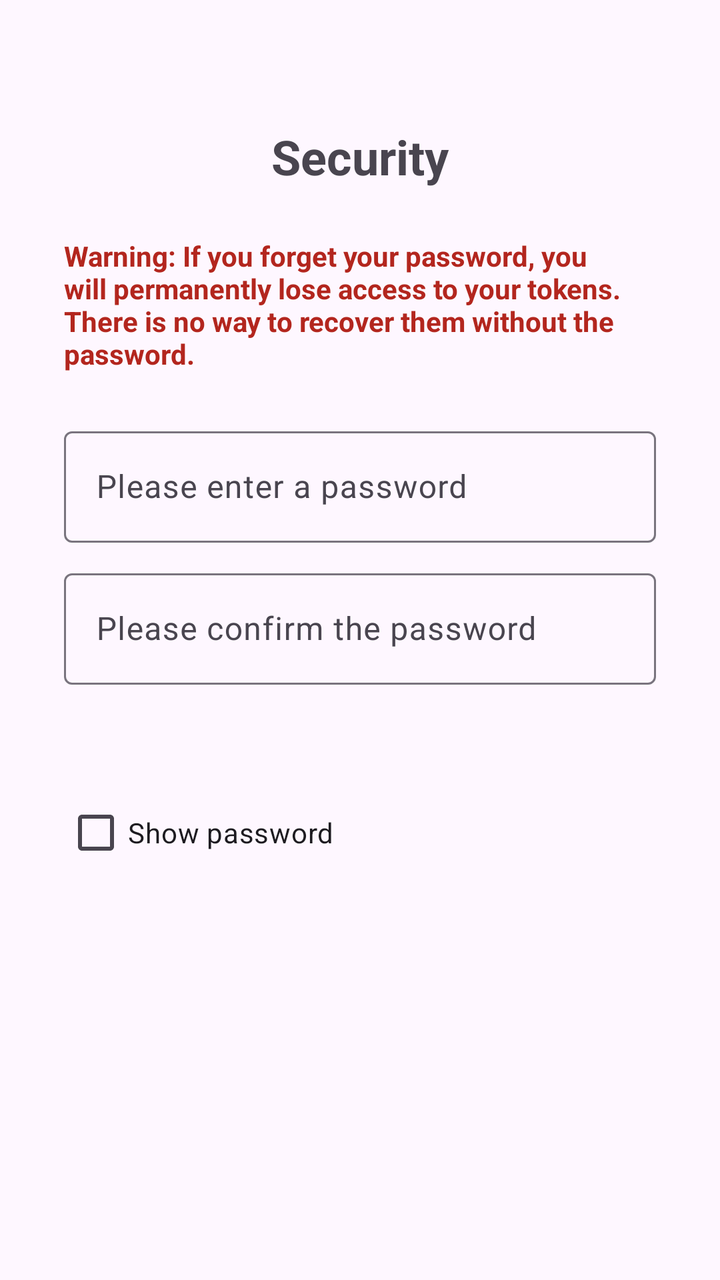
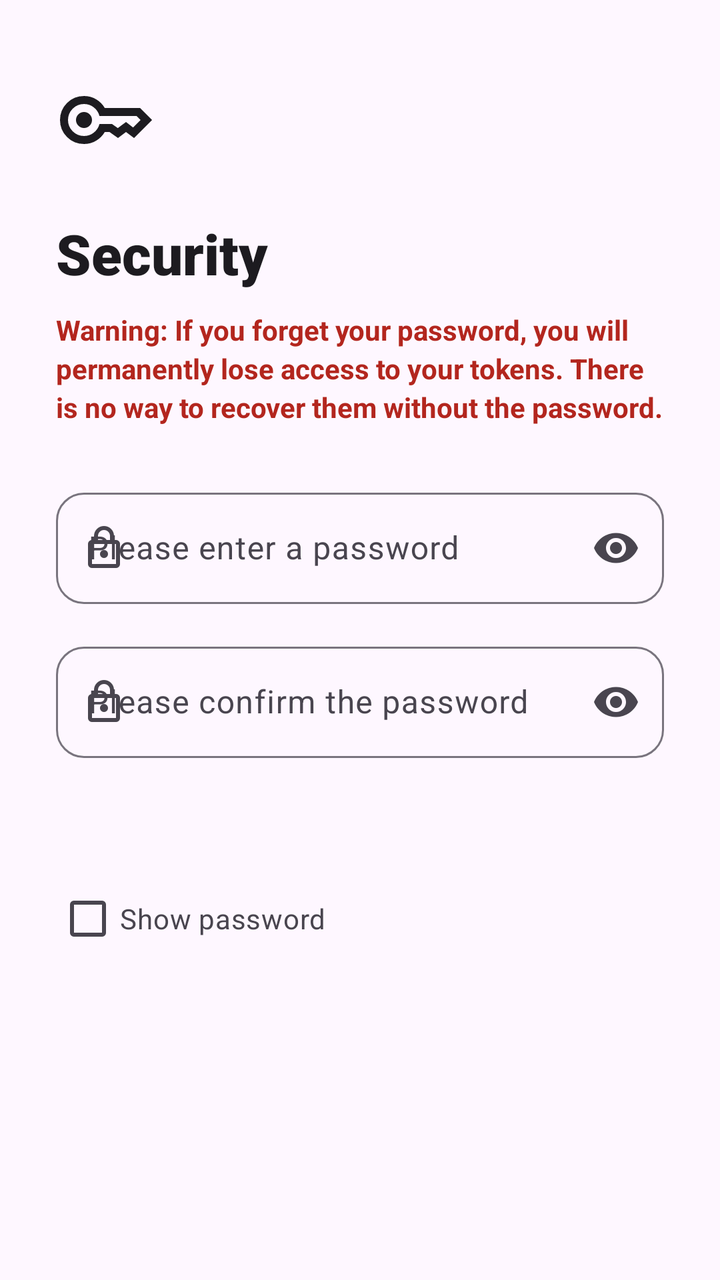

Before-and-after screenshots of an Android layout around one commit, followed by the original layout XML and the change that was made.
<!-- AndroidManifest.xml: application theme Theme.AzokleAuth.Launch -->
<!-- res/layout/fragment_security_setup_slide.xml -->
<?xml version="1.0" encoding="utf-8"?>
<androidx.core.widget.NestedScrollView
    xmlns:android="http://schemas.android.com/apk/res/android"
    android:layout_width="match_parent"
    android:layout_height="match_parent">

    <LinearLayout
        android:id="@+id/main"
        android:orientation="vertical"
        android:layout_width="match_parent"
        android:layout_height="wrap_content"
        android:padding="32dp">

        <TextView
            android:id="@+id/textView2"
            android:layout_width="match_parent"
            android:layout_height="wrap_content"
            android:text="@string/choose_authentication_method"
            android:textAlignment="center"
            android:textSize="24sp"
            android:layout_marginTop="30dp"
            android:textStyle="bold" />

        <TextView
            android:layout_width="match_parent"
            android:layout_height="wrap_content"
            android:text="@string/authentication_method_password_explanation"
            android:textColor="?attr/colorError"
            android:textStyle="bold"
            android:layout_marginTop="24dp" />

        <LinearLayout
            android:orientation="vertical"
            android:layout_width="match_parent"
            android:layout_height="wrap_content"
            android:layout_marginTop="24dp">

            <com.google.android.material.textfield.TextInputLayout
                android:id="@+id/text_password_wrapper"
                android:layout_width="match_parent"
                android:layout_height="wrap_content">

                <com.google.android.material.textfield.TextInputEditText
                    android:id="@+id/text_password"
                    android:hint="@string/set_password"
                    android:inputType="textPassword"
                    android:layout_width="match_parent"
                    android:layout_height="wrap_content"/>
            </com.google.android.material.textfield.TextInputLayout>

            <com.google.android.material.textfield.TextInputLayout
                android:id="@+id/text_password_confirm_wrapper"
                android:layout_width="match_parent"
                android:layout_height="wrap_content"
                android:layout_marginTop="10dp">

                <com.google.android.material.textfield.TextInputEditText
                    android:hint="@string/set_password_confirm"
                    android:id="@+id/text_password_confirm"
                    android:inputType="textPassword"
                    android:layout_width="match_parent"
                    android:layout_height="wrap_content" />
            </com.google.android.material.textfield.TextInputLayout>

            <ProgressBar
                android:id="@+id/progressBar"
                android:progressDrawable="@drawable/progress_horizontal"
                style="?android:attr/progressBarStyleHorizontal"
                android:layout_width="match_parent"
                android:layout_height="wrap_content"
                android:layout_marginTop="10dp"
                android:max="4"
                android:paddingStart="4dp"
                android:paddingEnd="3.5dp" />
            <TextView
                android:id="@+id/text_password_strength"
                android:layout_width="wrap_content"
                android:layout_height="wrap_content"
                android:layout_gravity="end" />

            <CheckBox
                android:id="@+id/check_toggle_visibility"
                android:layout_width="match_parent"
                android:layout_height="wrap_content"
                android:layout_marginTop="5dp"
                android:text="@string/show_password" />

        </LinearLayout>

    </LinearLayout>

</androidx.core.widget.NestedScrollView>
<!-- resources referenced by this layout -->
<resources>
  <!-- drawable progress_horizontal (drawable) -->
  <layer-list xmlns:android="http://schemas.android.com/apk/res/android">
      <item android:id="@android:id/progress">
          <scale android:scaleWidth="100%">
              <shape>
                  <solid android:color="?attr/colorProgressbar"/>
                  <corners
                      android:topLeftRadius="0dp"
                      android:topRightRadius="2dp"
                      android:bottomLeftRadius="0dp"
                      android:bottomRightRadius="2dp" />
              </shape>
          </scale>
      </item>
  </layer-list>
  <string name="authentication_method_password_explanation">Warning: If you forget your password, you will permanently lose access to your tokens. There is no way to recover them without the password.</string>
  <string name="choose_authentication_method">Security</string>
  <string name="set_password">Please enter a password</string>
  <string name="set_password_confirm">Please confirm the password</string>
  <string name="show_password">Show password</string>
  <style name="Theme.AzokleAuth.Launch" parent="Theme.Material3.DayNight.NoActionBar">
          
          <item name="colorPrimary">@color/md_theme_light_primary</item>
          <item name="android:windowDrawsSystemBarBackgrounds">true</item>
          <item name="android:statusBarColor">@android:color/transparent</item>
      </style>
  <color name="md_theme_light_primary">#2b5bb5</color>
</resources>

<!-- the commit's change to res/layout/fragment_security_setup_slide.xml (unified diff, before → after) -->
@@ -1,89 +1,132 @@
 <?xml version="1.0" encoding="utf-8"?>
 <androidx.core.widget.NestedScrollView
     xmlns:android="http://schemas.android.com/apk/res/android"
+    xmlns:app="http://schemas.android.com/apk/res-auto"
+    xmlns:tools="http://schemas.android.com/tools"
     android:layout_width="match_parent"
-    android:layout_height="match_parent">
+    android:layout_height="match_parent"
+    android:fillViewport="true">
 
     <LinearLayout
         android:id="@+id/main"
-        android:orientation="vertical"
         android:layout_width="match_parent"
         android:layout_height="wrap_content"
-        android:padding="32dp">
+        android:orientation="vertical"
+        android:paddingHorizontal="28dp"
+        android:paddingVertical="24dp">
 
+        
+        <ImageView
+            android:layout_width="48dp"
+            android:layout_height="48dp"
+            android:layout_marginTop="12dp"
+            android:contentDescription="@string/set_password"
+            android:src="@drawable/ic_outline_key_24"
+            app:tint="?attr/colorOnBackground" />
+
+        
         <TextView
             android:id="@+id/textView2"
             android:layout_width="match_parent"
             android:layout_height="wrap_content"
+            android:layout_marginTop="24dp"
+            android:fontFamily="sans-serif-black"
             android:text="@string/choose_authentication_method"
-            android:textAlignment="center"
-            android:textSize="24sp"
-            android:layout_marginTop="30dp"
+            android:textColor="?attr/colorOnBackground"
+            android:textSize="28sp"
             android:textStyle="bold" />
 
+        
         <TextView
             android:layout_width="match_parent"
             android:layout_height="wrap_content"
+            android:layout_marginTop="10dp"
+            android:lineSpacingExtra="3dp"
             android:text="@string/authentication_method_password_explanation"
             android:textColor="?attr/colorError"
-            android:textStyle="bold"
-            android:layout_marginTop="24dp" />
+            android:textSize="14sp"
+            android:textStyle="bold" />
 
+        
         <LinearLayout
-            android:orientation="vertical"
             android:layout_width="match_parent"
             android:layout_height="wrap_content"
-            android:layout_marginTop="24dp">
+            android:layout_marginTop="28dp"
+            android:orientation="vertical">
 
+            
             <com.google.android.material.textfield.TextInputLayout
                 android:id="@+id/text_password_wrapper"
+                style="@style/Widget.Material3.TextInputLayout.OutlinedBox"
                 android:layout_width="match_parent"
-                android:layout_height="wrap_content">
+                android:layout_height="wrap_content"
+                app:boxCornerRadiusBottomEnd="14dp"
+                app:boxCornerRadiusBottomStart="14dp"
+                app:boxCornerRadiusTopEnd="14dp"
+                app:boxCornerRadiusTopStart="14dp"
+                app:endIconMode="password_toggle"
+                app:startIconDrawable="@drawable/ic_outline_lock_24">
 
                 <com.google.android.material.textfield.TextInputEditText
                     android:id="@+id/text_password"
+                    android:layout_width="match_parent"
+                    android:layout_height="wrap_content"
                     android:hint="@string/set_password"
                     android:inputType="textPassword"
-                    android:layout_width="match_parent"
-                    android:layout_height="wrap_content"/>
+                    android:textSize="16sp" />
             </com.google.android.material.textfield.TextInputLayout>
 
+            
             <com.google.android.material.textfield.TextInputLayout
                 android:id="@+id/text_password_confirm_wrapper"
+                style="@style/Widget.Material3.TextInputLayout.OutlinedBox"
                 android:layout_width="match_parent"
                 android:layout_height="wrap_content"
-                android:layout_marginTop="10dp">
+                android:layout_marginTop="16dp"
+                app:boxCornerRadiusBottomEnd="14dp"
+                app:boxCornerRadiusBottomStart="14dp"
+                app:boxCornerRadiusTopEnd="14dp"
+                app:boxCornerRadiusTopStart="14dp"
+                app:endIconMode="password_toggle"
+                app:startIconDrawable="@drawable/ic_outline_lock_24">
 
                 <com.google.android.material.textfield.TextInputEditText
+                    android:id="@+id/text_password_confirm"
+                    android:layout_width="match_parent"
+                    android:layout_height="wrap_content"
                     android:hint="@string/set_password_confirm"
-                    android:id="@+id/text_password_confirm"
                     android:inputType="textPassword"
-                    android:layout_width="match_parent"
-                    android:layout_height="wrap_content" />
+                    android:textSize="16sp" />
             </com.google.android.material.textfield.TextInputLayout>
 
+            
             <ProgressBar
                 android:id="@+id/progressBar"
-                android:progressDrawable="@drawable/progress_horizontal"
                 style="?android:attr/progressBarStyleHorizontal"
                 android:layout_width="match_parent"
-                android:layout_height="wrap_content"
-                android:layout_marginTop="10dp"
+                android:layout_height="6dp"
+                android:layout_marginTop="16dp"
                 android:max="4"
-                android:paddingStart="4dp"
-                android:paddingEnd="3.5dp" />
+                android:progressDrawable="@drawable/progress_horizontal" />
+
             <TextView
                 android:id="@+id/text_password_strength"
                 android:layout_width="wrap_content"
                 android:layout_height="wrap_content"
-                android:layout_gravity="end" />
+                android:layout_gravity="end"
+                android:layout_marginTop="6dp"
+                android:textColor="?attr/colorOnSurfaceVariant"
+                android:textSize="12sp" />
 
+            
             <CheckBox
                 android:id="@+id/check_toggle_visibility"
                 android:layout_width="match_parent"
                 android:layout_height="wrap_content"
-                android:layout_marginTop="5dp"
-                android:text="@string/show_password" />
+                android:layout_marginTop="12dp"
+                android:text="@string/show_password"
+                android:textColor="?attr/colorOnSurfaceVariant"
+                android:textSize="14sp" />
 
         </LinearLayout>
 
<!-- resource entries referenced after the edit -->
@@ -1,5 +1,27 @@
 <!-- resources referenced by this layout -->
 <resources>
+  <!-- drawable ic_outline_key_24 (drawable) -->
+  <vector xmlns:android="http://schemas.android.com/apk/res/android"
+      android:width="24dp"
+      android:height="24dp"
+      android:tint="?attr/colorControlNormal"
+      android:viewportWidth="960"
+      android:viewportHeight="960">
+      <path
+          android:fillColor="@android:color/white"
+          android:pathData="M280,560Q247,560 223.5,536.5Q200,513 200,480Q200,447 223.5,423.5Q247,400 280,400Q313,400 336.5,423.5Q360,447 360,480Q360,513 336.5,536.5Q313,560 280,560ZM280,720Q180,720 110,650Q40,580 40,480Q40,380 110,310Q180,240 280,240Q347,240 401.5,273Q456,306 488,360L840,360L960,480L780,660L700,600L620,660L535,600L488,600Q456,654 401.5,687Q347,720 280,720ZM280,640Q336,640 378.5,606Q421,572 435,520L560,520L618,561L700,500L771,555L846,480L806,440L435,440Q421,388 378.5,354Q336,320 280,320Q214,320 167,367Q120,414 120,480Q120,546 167,593Q214,640 280,640Z" />
+  </vector>
+  <!-- drawable ic_outline_lock_24 (drawable) -->
+  <vector xmlns:android="http://schemas.android.com/apk/res/android"
+      android:width="24dp"
+      android:height="24dp"
+      android:tint="?attr/colorControlNormal"
+      android:viewportWidth="960"
+      android:viewportHeight="960">
+      <path
+          android:fillColor="@android:color/white"
+          android:pathData="M240,880Q207,880 183.5,856.5Q160,833 160,800L160,400Q160,367 183.5,343.5Q207,320 240,320L280,320L280,240Q280,157 338.5,98.5Q397,40 480,40Q563,40 621.5,98.5Q680,157 680,240L680,320L720,320Q753,320 776.5,343.5Q800,367 800,400L800,800Q800,833 776.5,856.5Q753,880 720,880L240,880ZM240,800L720,800Q720,800 720,800Q720,800 720,800L720,400Q720,400 720,400Q720,400 720,400L240,400Q240,400 240,400Q240,400 240,400L240,800Q240,800 240,800Q240,800 240,800ZM480,680Q513,680 536.5,656.5Q560,633 560,600Q560,567 536.5,543.5Q513,520 480,520Q447,520 423.5,543.5Q400,567 400,600Q400,633 423.5,656.5Q447,680 480,680ZM360,320L600,320L600,240Q600,190 565,155Q530,120 480,120Q430,120 395,155Q360,190 360,240L360,320ZM240,800Q240,800 240,800Q240,800 240,800L240,400Q240,400 240,400Q240,400 240,400L240,400Q240,400 240,400Q240,400 240,400L240,800Q240,800 240,800Q240,800 240,800L240,800Z" />
+  </vector>
   <!-- drawable progress_horizontal (drawable) -->
   <layer-list xmlns:android="http://schemas.android.com/apk/res/android">
       <item android:id="@android:id/progress">
